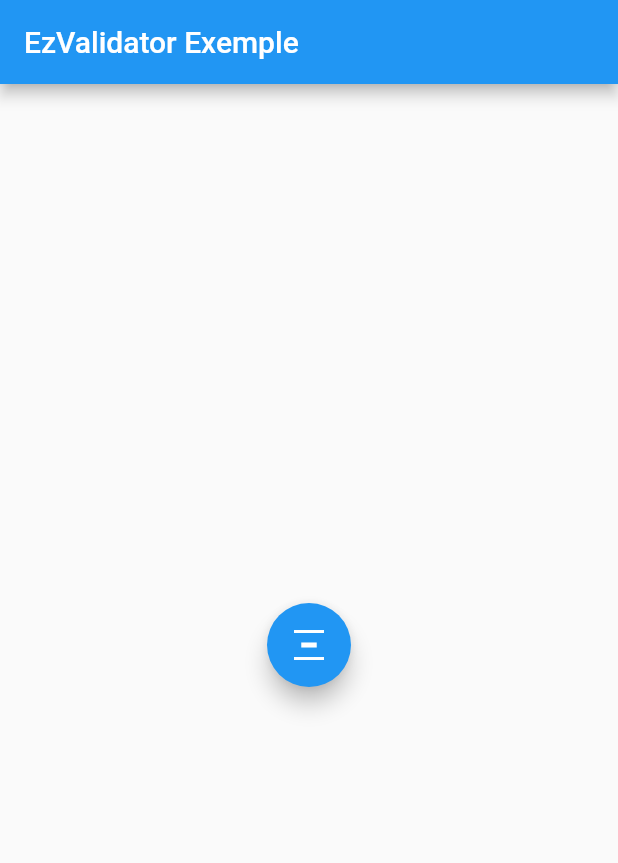
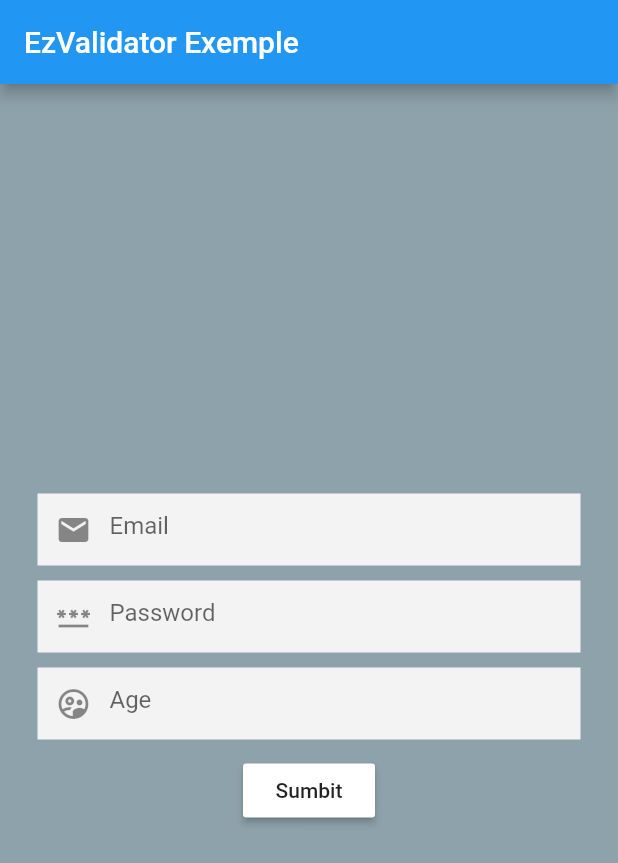
Before and after one commit to X-SLAYER/EzValidator, a Flutter app: the screen it shows after launch, on a phone screen of 412 x 824 dp. Shown: the top 863 px of the screen. Run offline on Flutter 3.47's test engine with Material 2 defaults, Android fonts, the phone set to English and light mode, and no system bars; our stand-ins replace fluttertoast.

```diff
--- a/example/lib/main.dart
+++ b/example/lib/main.dart
@@ -1,5 +1,6 @@
 import 'package:ez_validator/main.dart';
 import 'package:flutter/material.dart';
+import 'package:fluttertoast/fluttertoast.dart';
 
 void main() {
   runApp(const MyApp());
@@ -11,6 +12,7 @@ class MyApp extends StatelessWidget {
   @override
   Widget build(BuildContext context) {
     return MaterialApp(
+      debugShowCheckedModeBanner: false,
       title: 'exemple',
       theme: ThemeData(
         primarySwatch: Colors.blue,
@@ -30,31 +32,51 @@ class MyHomePage extends StatefulWidget {
 }
 
 class _MyHomePageState extends State<MyHomePage> {
+  Map<String, dynamic> form = {'email': '', 'password': '', 'age': ''};
+  Map<String, String> errors = {};
+
   EzSchema mySchema = EzSchema.shape({
-    "email": EzValidator().email().required().build(),
-    "password": EzValidator().required().minLength(6).build(),
-    "options": EzValidator().notOneOf(['A', 'B']).build(),
-    "age": EzValidator()
+    "email": EzValidator().required().email().build(),
+    "password": EzValidator()
         .required()
-        .defaultTest(
-            'Test not valid please recheck', (v) => int.parse(v as String) > 18)
-        .build()
+        .minLength(6)
+        .matches(r'^(?=.*[A-Za-z])(?=.*\d)[A-Za-z\d]{8,}$')
+        .build(),
+    "age": EzValidator().required().min(18).build()
   }, identicalKeys: true);
 
   validate() {
+    /// wrap your validation method with try..catch when you add the
+    /// identicalKeys clause to your schema
     try {
-      Map<String, String> errors = mySchema.validateSync({
-        "email": 'iheb@pixelium.tn',
-        "password": '123',
-        "options": 'D',
-        "age": "29"
-      });
+      Map<String, String> errors = mySchema.validateSync(form);
       // ignore: avoid_print
       print(errors);
     } catch (e) {
-      // ignore: avoid_print
-      print(e);
+      Fluttertoast.showToast(
+        msg: "Missing fields input",
+        toastLength: Toast.LENGTH_SHORT,
+        gravity: ToastGravity.BOTTOM,
+        timeInSecForIosWeb: 1,
+        backgroundColor: Colors.red,
+        textColor: Colors.white,
+        fontSize: 16.0,
+      );
     }
+  }
+
+  InputDecoration _getInputDecoration(IconData icon, String label) {
+    return InputDecoration(
+      prefixIcon: Icon(icon),
+      border: InputBorder.none,
+      fillColor: const Color(0xfff3f3f4),
+      filled: true,
+      hintText: label,
+    );
+  }
+
+  _onChange(String name, String value) {
+    form[name] = value;
   }
 
   @override
@@ -65,14 +87,45 @@ class _MyHomePageState extends State<MyHomePage> {
       ),
       body: Center(
         child: Column(
+          crossAxisAlignment: CrossAxisAlignment.center,
           mainAxisAlignment: MainAxisAlignment.center,
           children: [
-            FloatingActionButton(
-              onPressed: () => validate(),
-              tooltip: 'Validate',
-              child: const Icon(Icons.vertical_distribute_sharp),
+            Expanded(
+              child: Container(
+                color: Colors.blueGrey.withOpacity(0.7),
+                child: Padding(
+                  padding: const EdgeInsets.symmetric(horizontal: 25.0),
+                  child: Column(
+                    mainAxisAlignment: MainAxisAlignment.center,
+                    children: [
+                      TextField(
+                        onChanged: (value) => _onChange('email', value),
+                        decoration: _getInputDecoration(Icons.email, "Email"),
+                      ),
+                      const SizedBox(height: 10.0),
+                      TextField(
+                        onChanged: (value) => _onChange('password', value),
+                        decoration:
+                            _getInputDecoration(Icons.password, "Password"),
+                      ),
+                      const SizedBox(height: 10.0),
+                      TextField(
+                        keyboardType: TextInputType.number,
+                        onChanged: (value) => _onChange('age', value),
+                        decoration: _getInputDecoration(
+                            Icons.supervised_user_circle_outlined, "Age"),
+                      ),
+                      const SizedBox(height: 10.0),
+                      MaterialButton(
+                        onPressed: validate,
+                        color: Colors.white,
+                        child: const Text("Sumbit"),
+                      )
+                    ],
+                  ),
+                ),
+              ),
             ),
-            const SizedBox(height: 20),
           ],
         ),
       ),
--- a/lib/main.dart
+++ b/lib/main.dart
@@ -2,5 +2,5 @@ library ez_validator;
 
 export 'package:ez_validator/schemas/ez_schema.dart';
 //-------
-export 'package:ez_validator/validator/validator_builder.dart';
+export 'package:ez_validator/validator/ez_validator_builder.dart';
 export 'package:ez_validator/validator/local.dart';
--- a/lib/validator/form_validator_locale.dart
+++ b/lib/validator/ez_validator_locale.dart
@@ -11,9 +11,12 @@ abstract class FormValidatorLocale {
   String ipv6(String v);
   String url(String v);
   String boolean(String v);
+  String number(String v);
+  String notNumber(String v);
   String uuid(String v);
   String lowerCase(String v);
   String upperCase(String v);
   String oneOf(List<String?> items, String v);
   String notOneOf(List<String?> items, String v);
+  String matches(String regex, String v);
 }
--- a/lib/validator/regex_list.dart
+++ b/lib/validator/regex_list.dart
@@ -1,7 +1,8 @@
 final RegExp emailRegExp = RegExp(
     r"^[a-zA-Z0-9.a-zA-Z0-9.!#$%&'*+-/=?^_`{|}~]+@[a-zA-Z0-9\-\_]+(\.[a-zA-Z]+)*$");
 final RegExp nonDigitsExp = RegExp(r'[^\d]');
-final RegExp anyLetter = RegExp(r'[A-Za-z]');
+final RegExp digitsExp = RegExp(r'^\d+$');
+final RegExp anyLetterExp = RegExp(r'[A-Za-z]');
 final RegExp phoneRegExp = RegExp(r'^\d{7,15}$');
 final RegExp ipv4RegExp = RegExp(
     r'^(?:(?:25[0-5]|2[0-4][0-9]|[01]?[0-9][0-9]?)\.){3}(?:25[0-5]|2[0-4][0-9]|[01]?[0-9][0-9]?)$');
```
Also changed, not shown: lib/validator/ez_validator_builder.dart (renamed from lib/validator/validator_builder.dart, +23 -9 lines), lib/validator/local.dart (+28 -17 lines).
